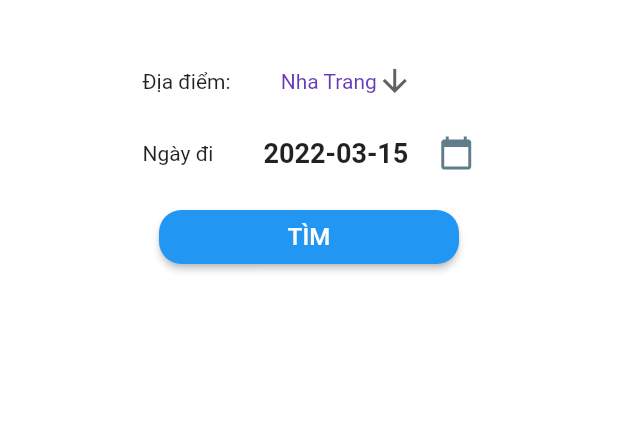
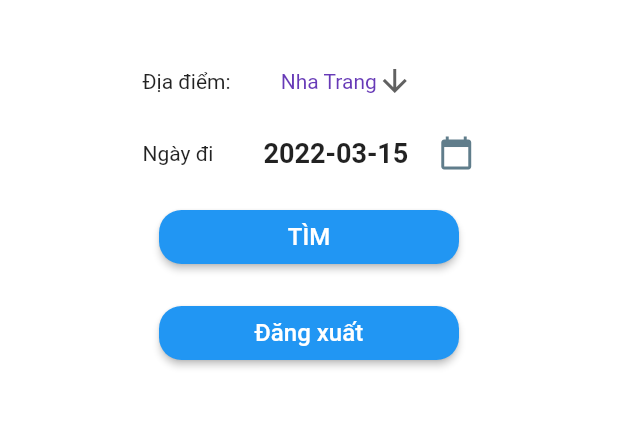
Before and after one commit to Vires17/travelapp, a Flutter app: the HomeView screen opened by its route, on a phone screen of 412 x 824 dp, the part 270-698 px from its top. Run offline on Flutter 3.47's test engine with Material 2 defaults, Android fonts, the phone set to English and light mode, and no system bars; our stand-ins replace get, shared_preferences; accounts and stored records are empty; statements that could not run were skipped.

```diff
--- /dev/null
+++ b/lib/app/data/helpers/storage_helper.dart
@@ -0,0 +1,29 @@
+import 'dart:convert';
+
+import 'package:shared_preferences/shared_preferences.dart';
+import 'package:travelapp/app/data/models/user.dart';
+
+class StorageHelper {
+  static Future<bool> saveUserToStorage(Map<String, dynamic> user) async {
+    SharedPreferences prefs = await SharedPreferences.getInstance();
+    String userStore = jsonEncode(user);
+    return await prefs.setString('user', userStore);
+  }
+
+  static Future<User> getUserFromStorage() async {
+    SharedPreferences prefs = await SharedPreferences.getInstance();
+    Map<String, dynamic> userMap = jsonDecode(prefs.getString('user') ?? "");
+    return User.fromJson(userMap);
+  }
+
+  static Future<void> clearAll() async {
+    SharedPreferences preferences = await SharedPreferences.getInstance();
+    await preferences.clear();
+  }
+
+  static Future<bool> checkExistsKey(String key) async {
+    SharedPreferences prefs = await SharedPreferences.getInstance();
+    var user = prefs.getString('user');
+    return user != null;
+  }
+}
--- /dev/null
+++ b/lib/app/data/models/user.dart
@@ -0,0 +1,25 @@
+class User {
+  final int id;
+  final String username, phone, email;
+  final String? token;
+
+  User({
+    required this.id,
+    required this.username,
+    required this.phone,
+    required this.email,
+    this.token,
+  });
+
+  factory User.fromJson(Map<String, dynamic> json) {
+    return User(
+      id: json['id'],
+      username: json['username'],
+      phone: json['phone'],
+      email: json['email'],
+      token: json['token'],
+      // pro_weight: double.parse(
+      //     json['pro_weight'] == null ? '0' : json['pro_weight'].toString()),
+    );
+  }
+}
--- a/lib/app/modules/home/controllers/home_controller.dart
+++ b/lib/app/modules/home/controllers/home_controller.dart
@@ -1,5 +1,7 @@
 // ignore_for_file: prefer_final_fields
 import 'package:get/get.dart';
+import 'package:travelapp/app/data/helpers/storage_helper.dart';
+import 'package:travelapp/app/data/models/user.dart';
 
 class HomeController extends GetxController {
   RxList<String> _addressList =
@@ -16,8 +18,10 @@ class HomeController extends GetxController {
   set selectedDate(value) => _selectedDate.value = value;
 
   Future loadData() async {
-    // Load data from API
+    User user = await StorageHelper.getUserFromStorage();
+    print(user.email);
   }
+
   @override
   void onInit() async {
     await loadData();
--- a/lib/app/modules/home/views/home_view.dart
+++ b/lib/app/modules/home/views/home_view.dart
@@ -4,6 +4,7 @@ import 'package:flutter/material.dart';
 import 'package:get/get.dart';
 import 'package:travelapp/app/components/DatePickerCustom.dart';
 import 'package:travelapp/app/components/dropdown.dart';
+import 'package:travelapp/app/data/helpers/storage_helper.dart';
 import 'package:travelapp/app/routes/app_pages.dart';
 
 import '../controllers/home_controller.dart';
@@ -97,6 +98,27 @@ class HomeView extends GetView<HomeController> {
                       ),
                     ),
                   ),
+                ),
+                Padding(
+                  padding: const EdgeInsets.all(8.0),
+                  child: Center(
+                    child: ElevatedButton(
+                      style: ElevatedButton.styleFrom(
+                        fixedSize: const Size(200, 20),
+                        primary: Colors.blue,
+                        shape: RoundedRectangleBorder(
+                            borderRadius: BorderRadius.circular(15.0)),
+                      ),
+                      onPressed: () async {
+                        await StorageHelper.clearAll();
+                        Get.offAllNamed(Routes.LOGIN);
+                      },
+                      child: Text(
+                        "Đăng xuất",
+                        style: TextStyle(color: Colors.white, fontSize: 16),
+                      ),
+                    ),
+                  ),
                 )
               ],
             ),
--- a/pubspec.yaml
+++ b/pubspec.yaml
@@ -10,6 +10,8 @@ dependencies:
   get: 4.6.1
   flutter:
     sdk: flutter
+  shared_preferences: ^2.0.13
+  http: ^0.13.4
 
 dev_dependencies:
   flutter_lints: ^1.0.0
```
Also changed, not shown: lib/app/data/constants.dart (added, +3 -0 lines), lib/app/data/repository/user.dart (added, +59 -0 lines), lib/app/modules/login/controllers/login_controller.dart (+17 -7 lines), lib/app/modules/register/controllers/register_controller.dart (+30 -7 lines), lib/main.dart (+6 -2 lines), pubspec.lock, 1 other file.
